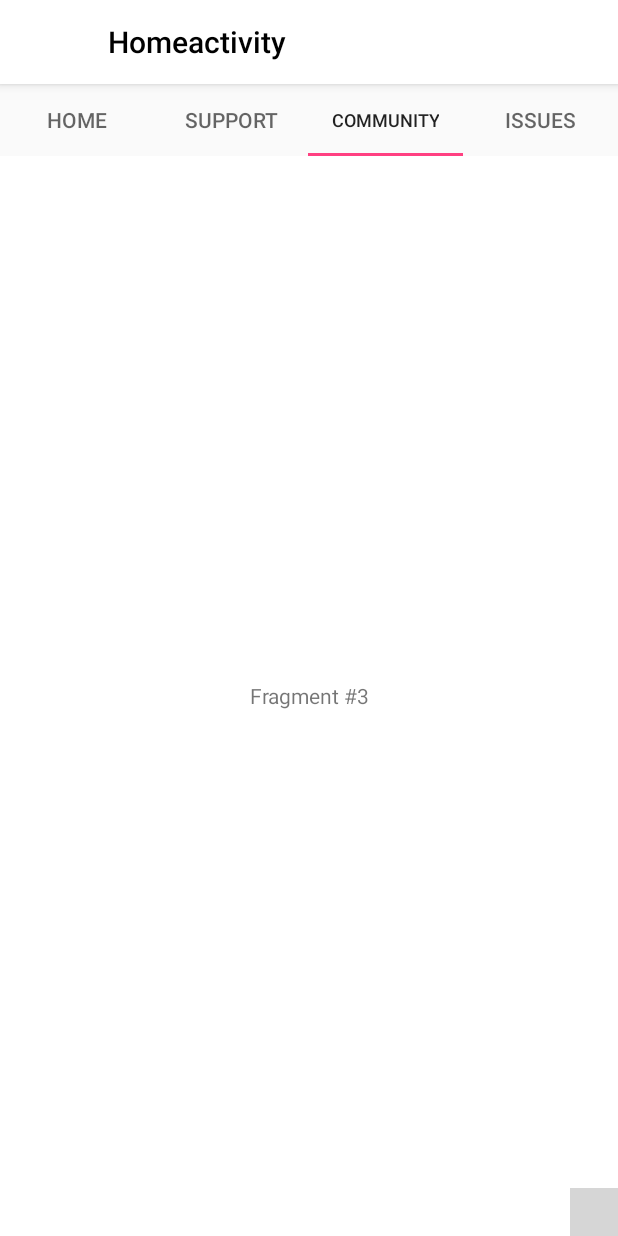
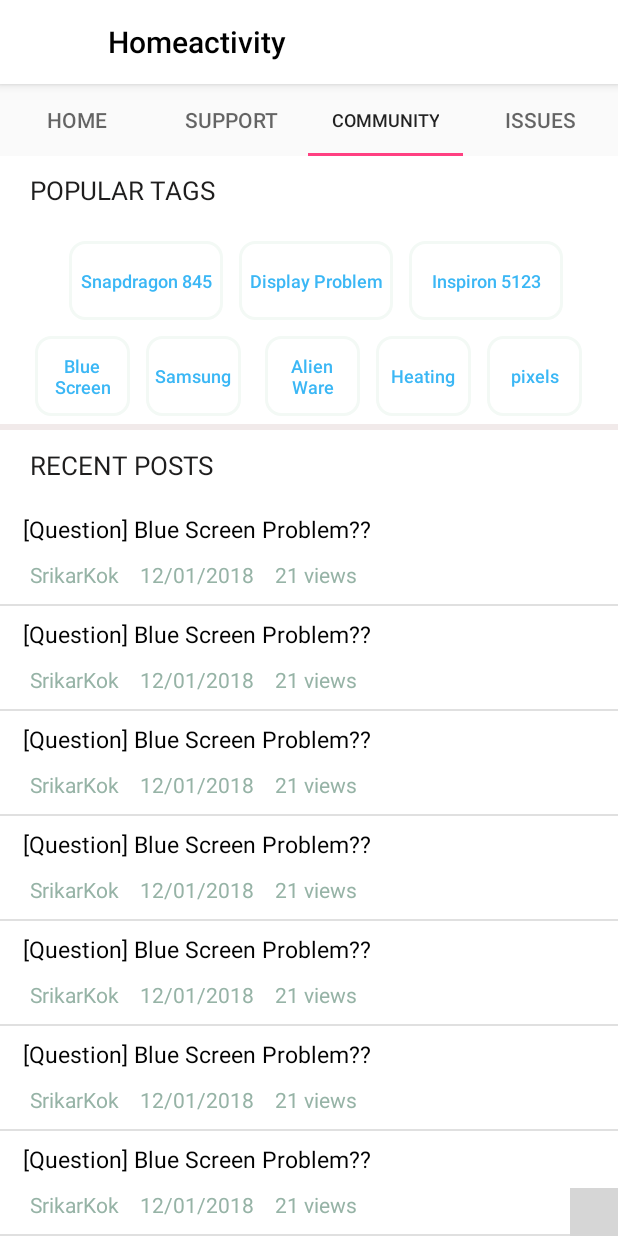
Before and after one commit to NarnePranay/Trebble, an Android app: the screen it shows after launch (Homeactivity), tab 3 chosen, on a phone screen of 412 x 824 dp. Run offline under Robolectric (Android 15) with nearby library versions, the phone set to English and light mode, and no system bars; libraries missing offline, so code that uses them is left out: com.leinardi.android; plain views replace SpeedDialView; 6 statements that could not run were skipped; grey boxes are pictures that could not be loaded.

Commit message:
Community
Community fran with pojos

```diff
--- a/app/build.gradle
+++ b/app/build.gradle
@@ -27,7 +27,8 @@ dependencies {
     implementation 'com.android.support:design:27.1.1'
     implementation 'com.google.firebase:firebase-database:11.8.0'
 
-    implementation "com.leinardi.android:speed-dial:1.0.2"                                          //FAB
+    implementation "com.leinardi.android:speed-dial:1.0.2"
+    //FAB
 
     testImplementation 'junit:junit:4.12'
     androidTestImplementation 'com.android.support.test:runner:1.0.2'
--- /dev/null
+++ b/app/src/main/java/com/example/half_bloodprince/trebble/Adapters/Community_Adapter.java
@@ -0,0 +1,59 @@
+package com.example.half_bloodprince.trebble.Adapters;
+
+import android.content.Context;
+import android.view.LayoutInflater;
+import android.view.View;
+import android.view.ViewGroup;
+import android.widget.BaseAdapter;
+import android.widget.TextView;
+
+import com.example.half_bloodprince.trebble.POJO.PostBasic;
+import com.example.half_bloodprince.trebble.R;
+
+import java.util.ArrayList;
+
+/*
+ * Created by j.girish on 25-08-2018.
+ */
+
+public class Community_Adapter extends BaseAdapter {
+    Context mcontext;
+    ArrayList<PostBasic> mArrayList;
+    public Community_Adapter(Context mContext, ArrayList<PostBasic> mArrayList)
+    {
+      this.mcontext=mContext;
+      this.mArrayList=mArrayList;
+
+    }
+    @Override
+    public int getCount() {
+      // return mArrayList.size();
+        return 10;
+    }
+
+    @Override
+    public Object getItem(int position) {
+        return null;
+    }
+
+    @Override
+    public long getItemId(int position) {
+        return 0;
+    }
+
+    @Override
+    public View getView(int position, View convertView, ViewGroup parent) {
+        View view= LayoutInflater.from(mcontext).inflate(R.layout.post_list_view, null);
+
+       /* TextView quest=(TextView)view.findViewById(R.id.question);
+        quest.setText(mArrayList.get(position).getQuestion());
+        TextView date=(TextView)view.findViewById(R.id.question);
+        date.setText(mArrayList.get(position).getDate());
+        TextView name=(TextView)view.findViewById(R.id.question);
+        name.setText(mArrayList.get(position).getName());
+        TextView views=(TextView)view.findViewById(R.id.question);
+        views.setText(mArrayList.get(position).getViews());*/
+
+        return view;
+    }
+}
--- /dev/null
+++ b/app/src/main/java/com/example/half_bloodprince/trebble/Fragments/communityFragment.java
@@ -0,0 +1,40 @@
+package com.example.half_bloodprince.trebble.Fragments;
+
+
+import android.os.Bundle;
+import android.support.v4.app.Fragment;
+import android.view.LayoutInflater;
+import android.view.View;
+import android.view.ViewGroup;
+import android.widget.ListView;
+
+import com.example.half_bloodprince.trebble.Adapters.Community_Adapter;
+import com.example.half_bloodprince.trebble.POJO.PostBasic;
+import com.example.half_bloodprince.trebble.R;
+
+import java.util.ArrayList;
+
+/**
+ * A simple {@link Fragment} subclass.
+ */
+public class communityFragment extends Fragment {
+
+
+    public communityFragment() {
+        // Required empty public constructor
+    }
+
+
+    @Override
+    public View onCreateView(LayoutInflater inflater, ViewGroup container,
+                             Bundle savedInstanceState) {
+        // Inflate the layout for this fragment
+         View view=inflater.inflate(R.layout.fragment_community, container, false);
+        ListView lv=(ListView)view.findViewById(R.id.community_List);
+        ArrayList<PostBasic> fl=new ArrayList<>();
+        Community_Adapter community_adapter=new Community_Adapter(getContext(),fl);
+        lv.setAdapter(community_adapter);
+         return view;
+    }
+
+}
--- a/app/src/main/java/com/example/half_bloodprince/trebble/Homeactivity.java
+++ b/app/src/main/java/com/example/half_bloodprince/trebble/Homeactivity.java
@@ -9,6 +9,7 @@ import android.support.design.widget.TabLayout;
 import android.support.v4.app.Fragment;
 import android.support.v4.app.FragmentManager;
 import android.support.v4.app.FragmentPagerAdapter;
+import android.support.v4.app.FragmentTransaction;
 import android.support.v4.content.res.ResourcesCompat;
 import android.support.v4.view.ViewPager;
 import android.view.LayoutInflater;
@@ -26,6 +27,7 @@ import android.widget.TextView;
 import android.widget.Toast;
 
 import com.example.half_bloodprince.trebble.Fragments.PageFragment;
+import com.example.half_bloodprince.trebble.Fragments.communityFragment;
 import com.leinardi.android.speeddial.SpeedDialActionItem;
 import com.leinardi.android.speeddial.SpeedDialView;
 
@@ -206,7 +208,24 @@ class SampleFragmentPagerAdapter extends FragmentPagerAdapter {
 
     @Override
     public Fragment getItem(int position) {
-        return PageFragment.newInstance(position + 1);
+
+        if(position==0)
+        {
+            return PageFragment.newInstance(1);
+        }
+        else if(position==1)
+        {
+            return PageFragment.newInstance(1);
+        }
+        else if(position==2)
+        {
+         return new communityFragment();
+        }
+        else
+        {
+            return PageFragment.newInstance(1);
+
+        }
     }
 
     @Override
--- /dev/null
+++ b/app/src/main/java/com/example/half_bloodprince/trebble/POJO/PostBasic.java
@@ -0,0 +1,53 @@
+package com.example.half_bloodprince.trebble.POJO;
+
+/**
+ * Created by j.girish on 25-08-2018.
+ */
+
+public class PostBasic {
+
+
+     String question;
+     String name;
+     String date;
+     String views;
+    public PostBasic( String question,String name, String date, String views)
+    {
+        this.date=date;
+        this.question=question;
+        this.name=name;
+        this.views=views;
+    }
+    public String getQuestion() {
+        return question;
+    }
+
+    public void setQuestion(String question) {
+        this.question = question;
+    }
+
+    public String getName() {
+        return name;
+    }
+
+    public void setName(String name) {
+        this.name = name;
+    }
+
+    public String getDate() {
+        return date;
+    }
+
+    public void setDate(String date) {
+        this.date = date;
+    }
+
+    public String getViews() {
+        return views;
+    }
+
+    public void setViews(String views) {
+        this.views = views;
+    }
+
+}
--- /dev/null
+++ b/app/src/main/res/drawable/back_button.xml
@@ -0,0 +1,23 @@
+<?xml version="1.0" encoding="utf-8"?>
+<selector xmlns:android="http://schemas.android.com/apk/res/android">
+
+
+    <item
+        android:drawable="@drawable/button_focused"
+        android:state_enabled="false" />
+
+    <item
+        android:state_pressed="true"
+        android:state_enabled="true"
+        android:drawable="@drawable/button_pressed" />
+
+    <item
+        android:state_focused="true"
+        android:state_enabled="true"
+        android:drawable="@drawable/button_focused" />
+
+    <item
+        android:state_enabled="true"
+        android:drawable="@drawable/button_focused" />
+
+</selector>
--- /dev/null
+++ b/app/src/main/res/drawable/button_focused.xml
@@ -0,0 +1,15 @@
+<?xml version="1.0" encoding="utf-8"?>
+<shape xmlns:android="http://schemas.android.com/apk/res/android"
+    android:shape="rectangle">
+
+
+
+    <corners android:radius="10dp" />
+
+
+
+    <stroke
+        android:width="2dp"
+        android:color="#f3f9f5" />
+
+</shape>
--- /dev/null
+++ b/app/src/main/res/drawable/button_pressed.xml
@@ -0,0 +1,18 @@
+<?xml version="1.0" encoding="utf-8"?>
+<shape xmlns:android="http://schemas.android.com/apk/res/android"
+    android:shape="rectangle">
+
+
+    <corners android:radius="10dp" />
+
+    <gradient
+        android:startColor="#e2e9ec"
+        android:endColor="#dedada"/>
+
+
+
+    <stroke
+        android:width="2dp"
+        android:color="#f3f9f5" />
+
+</shape>
--- /dev/null
+++ b/app/src/main/res/layout/fragment_community.xml
@@ -0,0 +1,259 @@
+<FrameLayout xmlns:android="http://schemas.android.com/apk/res/android"
+    xmlns:tools="http://schemas.android.com/tools"
+    android:layout_width="match_parent"
+    android:layout_height="match_parent"
+    tools:context="com.example.half_bloodprince.trebble.Fragments.communityFragment">
+
+    <!-- TODO: Update blank fragment layout -->
+    <LinearLayout
+        android:layout_height="match_parent"
+        android:layout_width="match_parent"
+        android:orientation="vertical"
+        android:weightSum="6"
+        >
+        <LinearLayout
+            android:layout_width="match_parent"
+            android:layout_height="0dp"
+            android:layout_weight="1.5"
+            android:orientation="vertical"
+            android:weightSum="1.5"
+            >
+        <TextView
+            android:layout_width="match_parent"
+            android:layout_height="0dp"
+            android:text="POPULAR TAGS"
+            android:gravity="center_vertical"
+            android:paddingLeft="20dp"
+            android:textSize="17sp"
+            android:textColor="#1e1d1d"
+
+
+            android:layout_marginBottom="5sp"
+            android:layout_weight=".4"/>
+
+          <LinearLayout
+              android:layout_width="match_parent"
+              android:layout_height="0dp"
+              android:layout_weight=".55"
+              android:orientation="horizontal"
+              android:weightSum="8">
+              <View
+                  android:layout_width="0sp"
+                  android:layout_height="match_parent"
+                  android:layout_weight=".8"/>
+
+              <RelativeLayout
+                  android:layout_width="0sp"
+                  android:layout_height="match_parent"
+                  android:layout_weight="2.2"
+                  >
+              <Button
+                  android:id="@+id/but1"
+                  android:layout_width="match_parent"
+                  android:layout_height="match_parent"
+                  android:layout_margin="5sp"
+                  android:layout_centerInParent="true"
+                  android:text="Snapdragon 845"
+                  android:textAllCaps="false"
+                  android:padding="5sp"
+
+                  android:textColor="#3bb7f5"
+                  android:textSize="12sp"
+                  android:minHeight="35dp"
+                  android:minWidth="50dp"
+
+                  android:background="@drawable/back_button"/>
+              </RelativeLayout>
+
+              <RelativeLayout
+                  android:layout_width="0sp"
+                  android:layout_height="match_parent"
+                  android:layout_weight="2.2"
+                  >
+                  <Button
+                      android:id="@+id/but2"
+                      android:layout_width="match_parent"
+                      android:layout_height="match_parent"
+                      android:layout_margin="5sp"
+                      android:layout_centerInParent="true"
+                      android:text="Display Problem"
+                      android:textAllCaps="false"
+                      android:textColor="#3bb7f5"
+                      android:padding="5sp"
+                      android:textSize="12sp"
+                      android:minHeight="35dp"
+                      android:minWidth="50dp"
+
+                      android:background="@drawable/back_button"/>
+              </RelativeLayout>
+              <RelativeLayout
+                  android:layout_width="0sp"
+                  android:layout_height="match_parent"
+                  android:layout_weight="2.2"
+                  >
+                  <Button
+                      android:id="@+id/but3"
+                      android:layout_width="match_parent"
+                      android:layout_height="match_parent"
+                      android:layout_margin="5sp"
+                      android:layout_centerInParent="true"
+                      android:text="Inspiron 5123"
+                      android:textAllCaps="false"
+                      android:padding="5sp"
+                      android:textColor="#3bb7f5"
+                      android:textSize="12sp"
+                      android:minHeight="35dp"
+                      android:minWidth="50dp"
+
+                      android:background="@drawable/back_button"/>
+              </RelativeLayout>
+
+              <View
+                  android:layout_width="0sp"
+                  android:layout_height="match_parent"
+                  android:layout_weight=".8"/>
+            </LinearLayout>
+            <LinearLayout
+                android:layout_width="match_parent"
+                android:layout_height="0dp"
+                android:layout_weight=".55"
+                android:orientation="horizontal"
+                android:weightSum="5.5">
+                <View
+                    android:layout_width="0dp"
+                    android:layout_height="match_parent"
+                    android:layout_weight=".25"/>
+                <RelativeLayout
+                    android:layout_width="0sp"
+                    android:layout_height="match_parent"
+                    android:layout_weight="1"
+                    >
+                    <Button
+                        android:id="@+id/but11"
+                        android:layout_width="match_parent"
+                        android:layout_height="match_parent"
+                        android:layout_margin="5sp"
+                        android:layout_centerInParent="true"
+                        android:text="Blue Screen"
+                        android:textAllCaps="false"
+                        android:textColor="#3bb7f5"
+                        android:padding="5sp"
+                        android:textSize="12sp"
+                        android:minHeight="35dp"
+                        android:minWidth="50dp"
+
+                        android:background="@drawable/back_button"/>
+                </RelativeLayout>
+                <RelativeLayout
+                    android:layout_width="0sp"
+                    android:layout_height="match_parent"
+                    android:layout_weight="1"
+                    android:layout_marginRight="5sp">
+                    <Button
+                        android:id="@+id/but12"
+                        android:layout_width="match_parent"
+                        android:layout_height="match_parent"
+                        android:layout_margin="5sp"
+                        android:layout_centerInParent="true"
+                        android:text="Samsung"
+                        android:textAllCaps="false"
+                        android:textColor="#3bb7f5"
+                        android:textSize="12sp"
+                        android:minHeight="35dp"
+                        android:minWidth="50dp"
+                        android:padding="5sp"
+                        android:background="@drawable/back_button"/>
+                </RelativeLayout>
+
+                <RelativeLayout
+                    android:layout_width="0sp"
+                    android:layout_height="match_parent"
+                    android:layout_weight="1"
+                   >
+                    <Button
+                        android:id="@+id/but13"
+                        android:layout_width="match_parent"
+                        android:layout_height="match_parent"
+                        android:layout_margin="5sp"
+                        android:layout_centerInParent="true"
+                        android:text="Alien Ware"
+                        android:textAllCaps="false"
+                        android:textColor="#3bb7f5"
+                        android:textSize="12sp"
+                        android:minHeight="35dp"
+                        android:minWidth="50dp"
+                        android:padding="5sp"
+                        android:background="@drawable/back_button"/>
+                </RelativeLayout>
+                <RelativeLayout
+                    android:layout_width="0sp"
+                    android:layout_height="match_parent"
+                    android:layout_weight="1"
+                    >
+                    <Button
+                        android:id="@+id/but14"
+                        android:layout_width="match_parent"
+                        android:layout_height="match_parent"
+                        android:layout_margin="5sp"
+                        android:layout_centerInParent="true"
+                        android:text="Heating"
+                        android:textAllCaps="false"
+                        android:textColor="#3bb7f5"
+                        android:textSize="12sp"
+                        android:minHeight="35dp"
+                        android:minWidth="50dp"
+                        android:padding="5sp"
+                        android:background="@drawable/back_button"/>
+                </RelativeLayout>
+                <RelativeLayout
+                    android:layout_width="0sp"
+                    android:layout_height="match_parent"
+                    android:layout_weight="1"
+                    >
+                    <Button
+                        android:id="@+id/but15"
+                        android:layout_width="match_parent"
+                        android:layout_height="match_parent"
+                        android:layout_margin="5sp"
+                        android:layout_centerInParent="true"
+                        android:text="pixels"
+                        android:textAllCaps="false"
+                        android:textColor="#3bb7f5"
+                        android:textSize="12sp"
+                        android:minHeight="35dp"
+                        android:minWidth="50dp"
+                        android:padding="5sp"
+                        android:background="@drawable/back_button"/>
+                </RelativeLayout>
+                <View
+                    android:layout_width="0dp"
+                    android:layout_height="match_parent"
+                    android:layout_weight=".25"/>
+            </LinearLayout>
+        </LinearLayout>
+        <View
+            android:layout_width="match_parent"
+            android:layout_height="4dp"
+            android:background="#f1eaea"
+            />
+        <TextView
+            android:layout_width="match_parent"
+            android:layout_height="0dp"
+            android:layout_weight=".4"
+            android:text="RECENT POSTS"
+            android:textColor="#1e1d1d"
+            android:textStyle="normal"
+            android:gravity="center_vertical"
+            android:textSize="17sp"
+            android:paddingLeft="20dp"/>
+        <ListView
+            android:id="@+id/community_List"
+            android:layout_width="match_parent"
+            android:layout_height="0dp"
+            android:layout_weight="4.1">
+
+        </ListView>
+
+    </LinearLayout>
+
+</FrameLayout>
--- /dev/null
+++ b/app/src/main/res/layout/post_list_view.xml
@@ -0,0 +1,72 @@
+<?xml version="1.0" encoding="utf-8"?>
+<LinearLayout xmlns:android="http://schemas.android.com/apk/res/android"
+    android:layout_width="match_parent"
+    android:layout_height="wrap_content"
+    android:orientation="vertical"
+
+    >
+
+    <TextView
+        android:id="@+id/question"
+        android:layout_width="match_parent"
+        android:layout_height="wrap_content"
+        android:text="[Question] Blue Screen Problem??"
+        android:maxLines="1"
+        android:textSize="15sp"
+        android:gravity="center_vertical"
+        android:paddingLeft="15dp"
+        android:textColor="#020202"
+        android:layout_marginTop="8dp"
+        android:layout_marginBottom="10dp"
+
+    />
+    <RelativeLayout
+        android:layout_width="match_parent"
+        android:layout_height="wrap_content"
+        android:paddingLeft="20sp"
+        android:layout_marginBottom="10dp"
+        >
+        <TextView
+            android:id="@+id/UserName"
+            android:layout_width="wrap_content"
+            android:layout_height="match_parent"
+            android:layout_marginRight="2dp"
+            android:text="SrikarKok"
+
+            android:textColor="#96b3a6"/>
+       <View
+           android:id="@+id/d1"
+           android:layout_width="10sp"
+           android:layout_height="match_parent"
+           android:layout_toRightOf="@+id/UserName"
+           android:layout_marginRight="2dp"
+
+           />
+        <TextView
+            android:id="@+id/date"
+            android:layout_width="wrap_content"
+            android:layout_height="match_parent"
+            android:layout_marginRight="2dp"
+            android:text="12/01/2018"
+            android:layout_toRightOf="@id/d1"
+            android:textColor="#96b3a6"/>
+        <View
+            android:id="@+id/d2"
+            android:layout_width="10sp"
+            android:layout_height="match_parent"
+            android:layout_marginRight="2dp"
+            android:layout_toRightOf="@+id/date"
+
+            />
+        <TextView
+            android:id="@+id/views"
+            android:layout_width="wrap_content"
+            android:layout_height="match_parent"
+            android:layout_marginRight="2dp"
+            android:text="21 views"
+            android:layout_toRightOf="@id/d2"
+            android:textColor="#96b3a6"/>
+
+    </RelativeLayout>
+
+</LinearLayout>
--- a/app/src/main/res/values/strings.xml
+++ b/app/src/main/res/values/strings.xml
@@ -7,4 +7,7 @@
     <string name="nav_header_subtitle">android.studio@android.com</string>
     <string name="nav_header_desc">Navigation header</string>
     <string name="action_settings">Settings</string>
+
+    <!-- TODO: Remove or change this placeholder text -->
+    <string name="hello_blank_fragment">Hello blank fragment</string>
 </resources>
```
